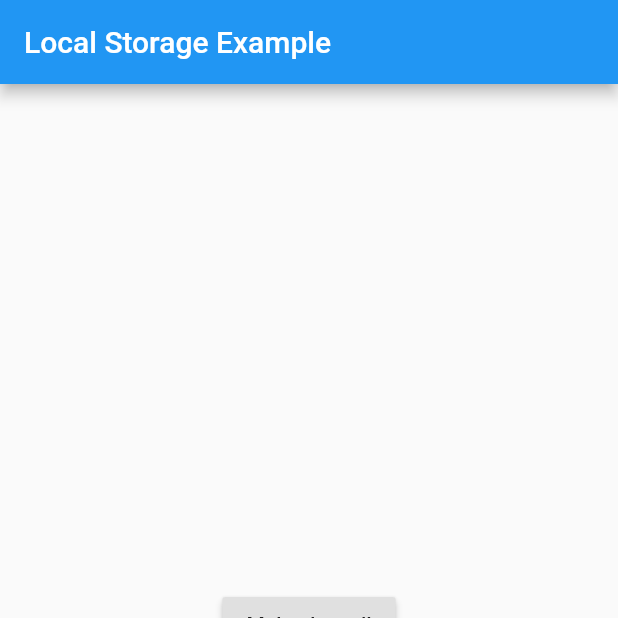
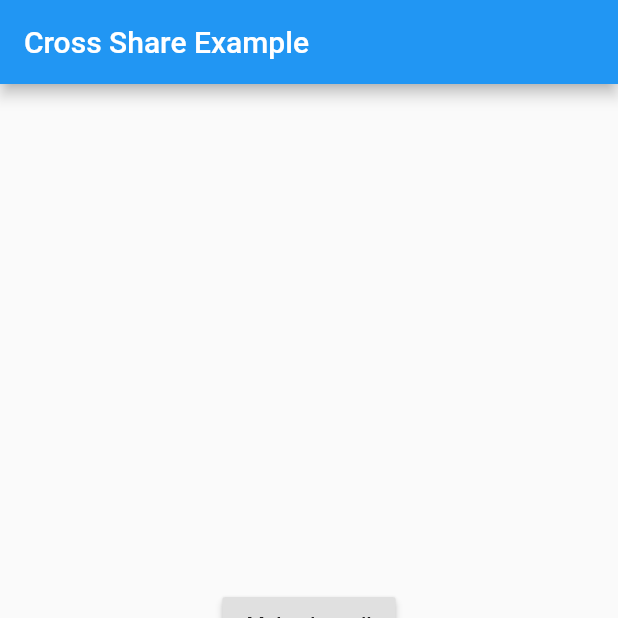
Before and after one commit to marchdev-tk/cross_share, a Flutter app: the screen it shows after launch, on a phone screen of 412 x 824 dp, the top half of it. Run offline on Flutter 3.47's test engine with Material 2 defaults, Android fonts, the phone set to English and light mode, and no system bars; missing offline and left inert: dart:html, esys_flutter_share, file_selector.

Commit message:
fixed example titles

```diff
--- a/example/lib/main.dart
+++ b/example/lib/main.dart
@@ -16,7 +16,7 @@ class MyApp extends StatelessWidget {
   @override
   Widget build(BuildContext context) {
     return MaterialApp(
-      title: 'Local Storage Example',
+      title: 'Cross Share Example',
       theme: ThemeData(
         primarySwatch: Colors.blue,
       ),
@@ -35,7 +35,7 @@ class _MyHomePageState extends State<MyHomePage> {
   Widget build(BuildContext context) {
     return Scaffold(
       appBar: AppBar(
-        title: Text('Local Storage Example'),
+        title: Text('Cross Share Example'),
       ),
       body: Column(
         crossAxisAlignment: CrossAxisAlignment.stretch,
```
